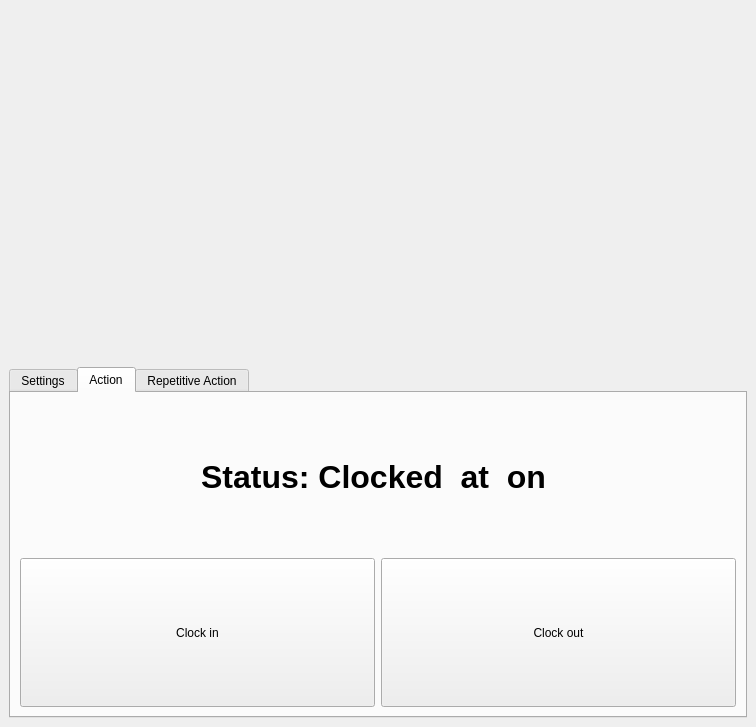
Before: the Qt Designer form packages/app/ui/main_window.ui in mrjohannchang/cycu-clock-in-clock-out-desktop, drawn with Qt 5.
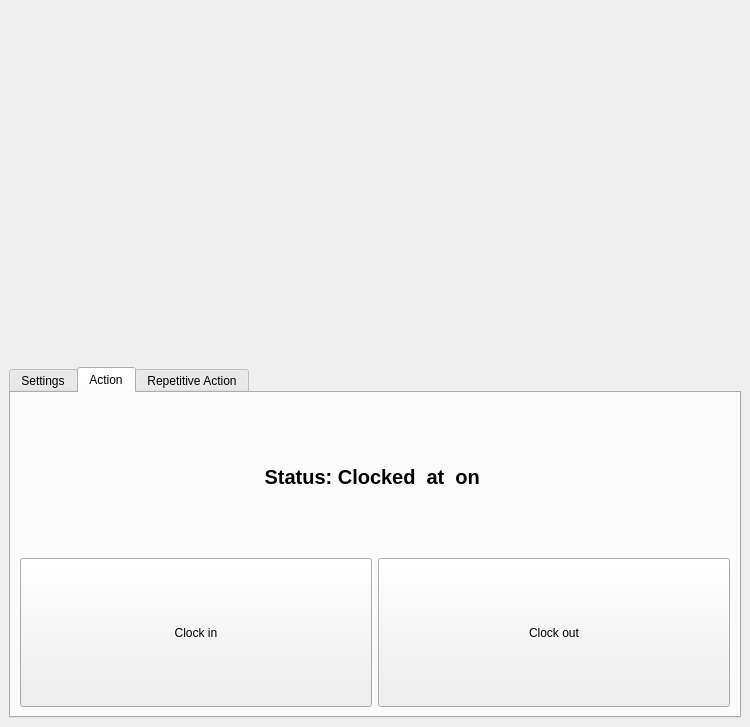
After: the same form once the commit is applied. The open tabs and pages were chosen to show the change. Icons and pictures are not drawn.

```diff
--- a/packages/app/ui/main_window.ui
+++ b/packages/app/ui/main_window.ui
@@ -6,7 +6,7 @@
    <rect>
     <x>0</x>
     <y>0</y>
-    <width>756</width>
+    <width>750</width>
     <height>727</height>
    </rect>
   </property>
@@ -357,7 +357,7 @@
                 </property>
                 <property name="font">
                  <font>
-                  <pointsize>24</pointsize>
+                  <pointsize>15</pointsize>
                   <bold>true</bold>
                  </font>
                 </property>
```
Left out of the diff: 2 changed lines with no effect on the pictures.
